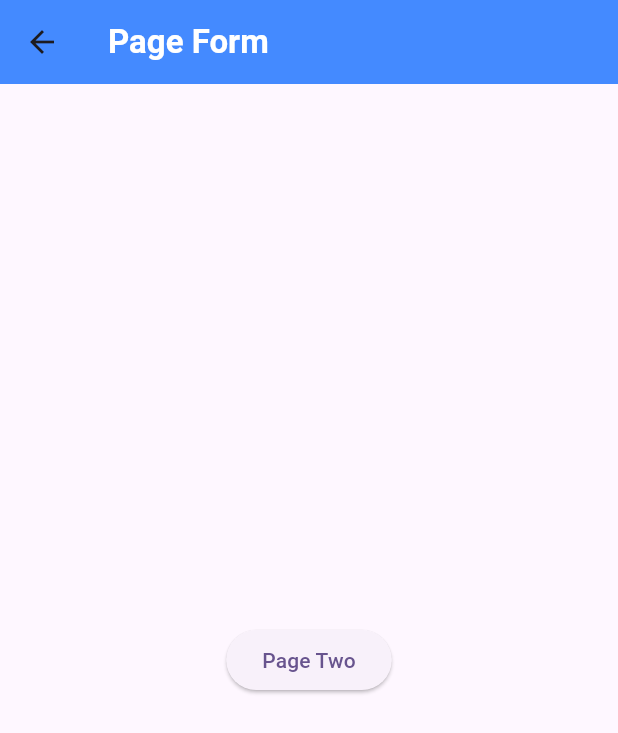
After one commit to kodirzaelani/basicflutter3x, a Flutter app: the MyPageForm screen opened by its route, on a phone screen of 412 x 824 dp. The commit adds this screen. Shown: the top 733 px of the screen. Run offline on Flutter 3.47's test engine with Material 2 defaults, Android fonts, the phone set to English and light mode, and no system bars.

Commit message:
page form

```diff
--- a/lib/main.dart
+++ b/lib/main.dart
@@ -1,4 +1,5 @@
 import 'package:flutter/material.dart';
+import 'package:flutter_stack/pages/page_form.dart';
 import 'package:flutter_stack/pages/page_one.dart';
 import 'package:flutter_stack/pages/page_two.dart';
 // import 'package:flutter_stack/screens/basic_bottomnavigationbar.dart';
@@ -34,7 +35,8 @@ class MyApp extends StatelessWidget {
       initialRoute: '/',
       routes: {
         '/': (context) => const MyPageOne(),
-        '/second': (context) => const MyPageTwo()
+        '/second': (context) => const MyPageTwo(),
+        '/form': (context) => const MyPageForm(),
       },
     );
   }
--- /dev/null
+++ b/lib/pages/page_form.dart
@@ -0,0 +1,40 @@
+import 'package:flutter/material.dart';
+// import 'package:flutter_stack/pages/page_two.dart';
+
+class MyPageForm extends StatelessWidget {
+  const MyPageForm({super.key});
+
+  @override
+  Widget build(BuildContext context) {
+    return Scaffold(
+      appBar: AppBar(
+        backgroundColor: Colors.blueAccent,
+        title: const Text(
+          'Page Form',
+          style: TextStyle(
+            color: Colors.white,
+            fontWeight: FontWeight.bold,
+          ),
+        ),
+      ),
+      body: Center(
+        child: ElevatedButton(
+          onPressed: () {
+            // menggunakan route
+            Navigator.pushNamed(context, '/');
+            // menggunakan push()
+            // Navigator.push(
+            //   context,
+            //   MaterialPageRoute(builder: (context) {
+            //     return const MyPageTwo();
+            //   }),
+            // );
+          },
+          child: const Text(
+            'Page Two',
+          ),
+        ),
+      ),
+    );
+  }
+}
```
